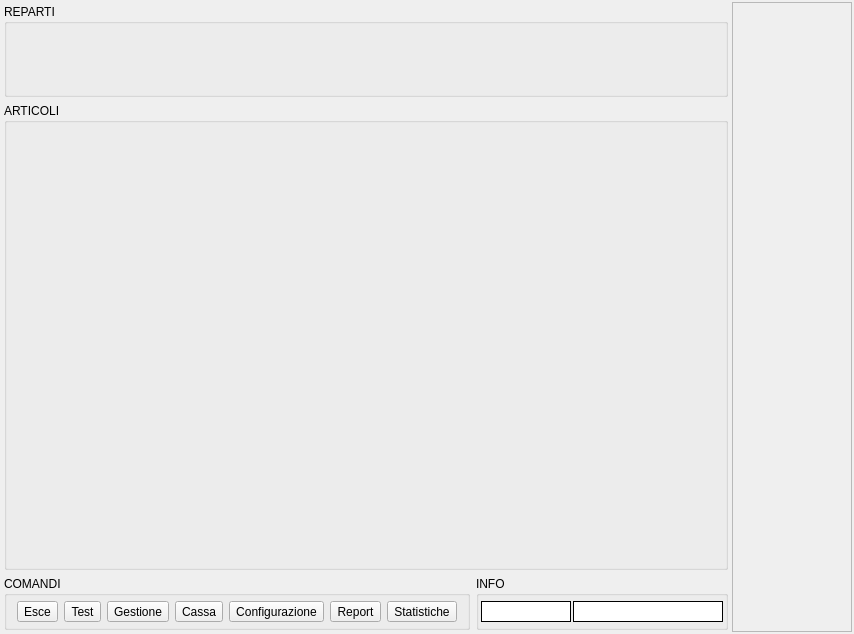
Old version of the form src/mainwindow.ui in the repository mtonin/gestcassa.
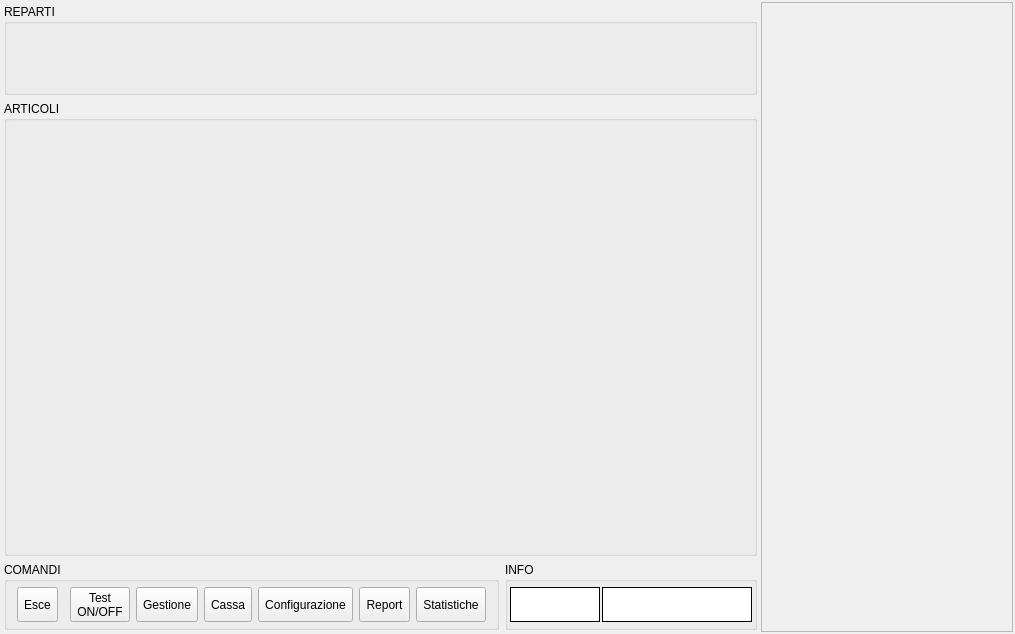
New version of the form. Icons and pictures are not drawn.

Commit message: - aggiunto indicatore modalità test

```diff
--- a/src/mainwindow.ui
+++ b/src/mainwindow.ui
@@ -9,7 +9,7 @@
    <rect>
     <x>0</x>
     <y>0</y>
-    <width>854</width>
+    <width>1015</width>
     <height>634</height>
    </rect>
   </property>
@@ -25,7 +25,7 @@
   </property>
   <widget class="QWidget" name="centralWidget">
    <property name="sizePolicy">
-    <sizepolicy hsizetype="Fixed" vsizetype="Fixed">
+    <sizepolicy hsizetype="Expanding" vsizetype="Expanding">
      <horstretch>0</horstretch>
      <verstretch>0</verstretch>
     </sizepolicy>
@@ -195,9 +195,12 @@
               <property name="orientation">
                <enum>Qt::Horizontal</enum>
               </property>
+              <property name="sizeType">
+               <enum>QSizePolicy::Expanding</enum>
+              </property>
               <property name="sizeHint" stdset="0">
                <size>
-                <width>40</width>
+                <width>10</width>
                 <height>20</height>
                </size>
               </property>
@@ -205,9 +208,6 @@
             </item>
             <item>
              <widget class="QToolButton" name="testBtn">
-              <property name="enabled">
-               <bool>true</bool>
-              </property>
               <property name="sizePolicy">
                <sizepolicy hsizetype="Expanding" vsizetype="Expanding">
                 <horstretch>0</horstretch>
@@ -221,7 +221,8 @@
                </size>
               </property>
               <property name="text">
-               <string>Test</string>
+               <string>Test
+ON/OFF</string>
               </property>
               <property name="icon">
                <iconset resource="risorse.qrc">
@@ -240,9 +241,6 @@
             </item>
             <item>
              <widget class="QToolButton" name="gestioneBtn">
-              <property name="enabled">
-               <bool>true</bool>
-              </property>
               <property name="sizePolicy">
                <sizepolicy hsizetype="Expanding" vsizetype="Expanding">
                 <horstretch>0</horstretch>
@@ -275,9 +273,6 @@
             </item>
             <item>
              <widget class="QToolButton" name="cassaBtn">
-              <property name="enabled">
-               <bool>true</bool>
-              </property>
               <property name="sizePolicy">
                <sizepolicy hsizetype="Expanding" vsizetype="Expanding">
                 <horstretch>0</horstretch>
@@ -473,9 +468,6 @@
             </item>
             <item>
              <widget class="QFrame" name="infoFrame">
-              <property name="enabled">
-               <bool>true</bool>
-              </property>
               <property name="sizePolicy">
                <sizepolicy hsizetype="Preferred" vsizetype="Expanding">
                 <horstretch>0</horstretch>
```
The commit also changes 6 other files.
